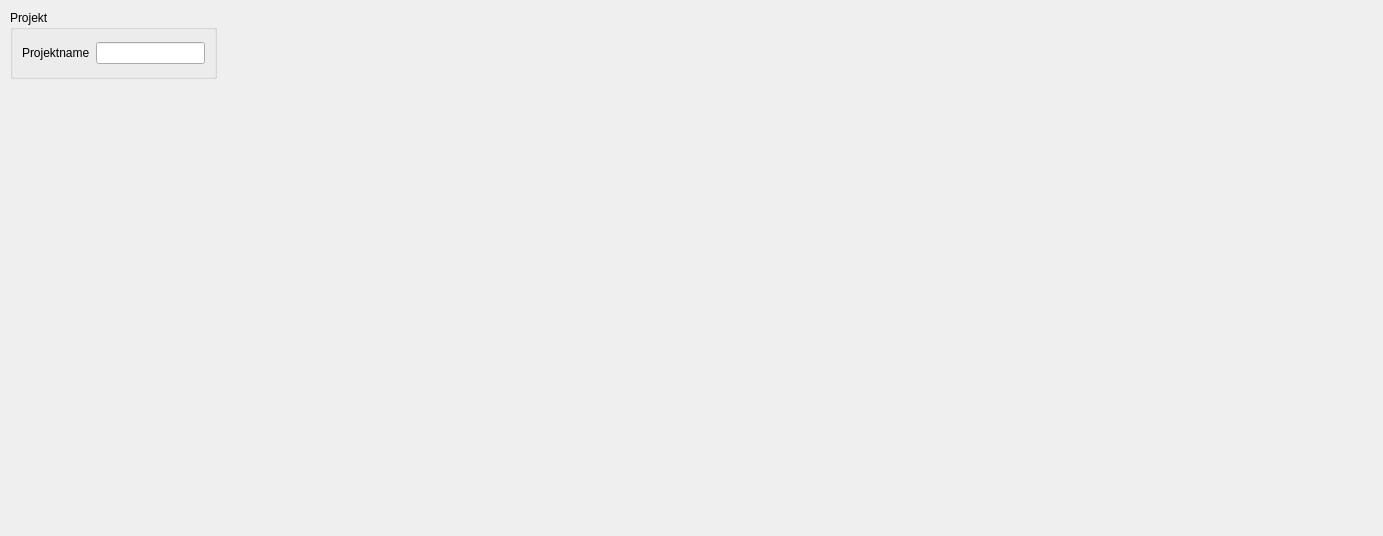
Old version of the form app/res/GUI/NewFileDialog.ui in the repository NikFri94/observation_guid_generataor.
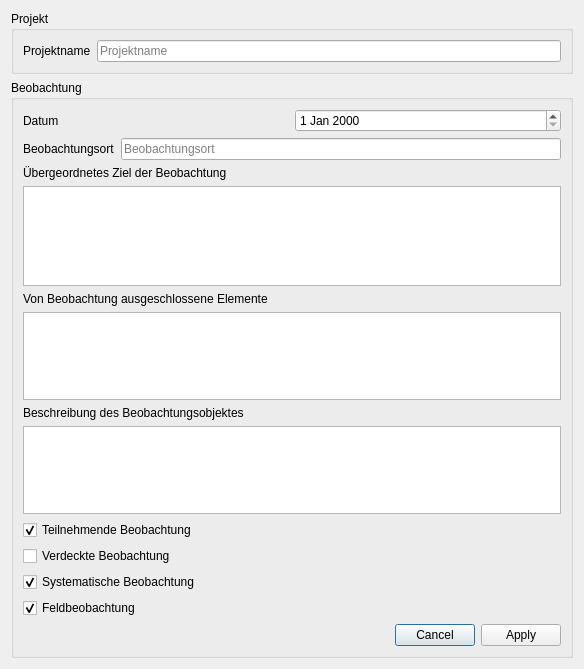
New version of the form.

Commit message: + Added new class for holding observation information ~ Adjusted "New Observation" Dialog

What changed in the file:
```diff
--- a/app/res/GUI/NewFileDialog.ui
+++ b/app/res/GUI/NewFileDialog.ui
@@ -6,8 +6,8 @@
    <rect>
     <x>0</x>
     <y>0</y>
-    <width>1383</width>
-    <height>536</height>
+    <width>584</width>
+    <height>669</height>
    </rect>
   </property>
   <property name="cursor">
@@ -16,15 +16,8 @@
   <property name="windowTitle">
    <string>Neue Beobachtung</string>
   </property>
-  <widget class="QWidget" name="verticalLayoutWidget">
-   <property name="geometry">
-    <rect>
-     <x>10</x>
-     <y>10</y>
-     <width>207</width>
-     <height>69</height>
-    </rect>
-   </property>
+  <layout class="QHBoxLayout" name="horizontalLayout_4">
+   <item>
    <layout class="QVBoxLayout">
     <item>
      <widget class="QGroupBox" name="groupBox">
@@ -47,13 +40,189 @@
          <property name="text">
           <string/>
          </property>
+          <property name="placeholderText">
+           <string>Projektname</string>
+          </property>
         </widget>
        </item>
       </layout>
      </widget>
     </item>
-   </layout>
-  </widget>
+     <item>
+      <widget class="QGroupBox" name="groupBox_2">
+       <property name="title">
+        <string>Beobachtung</string>
+       </property>
+       <layout class="QVBoxLayout" name="verticalLayout">
+        <item>
+         <layout class="QHBoxLayout" name="horizontalLayout_2">
+          <item>
+           <widget class="QLabel" name="label_2">
+            <property name="text">
+             <string>Datum</string>
+            </property>
+           </widget>
+          </item>
+          <item>
+           <widget class="QDateEdit" name="deDate">
+            <property name="toolTip">
+             <string>&lt;html&gt;&lt;head/&gt;&lt;body&gt;&lt;p&gt;Datum, an dem die Beobachtung stattfinden soll.&lt;/p&gt;&lt;/body&gt;&lt;/html&gt;</string>
+            </property>
+            <property name="statusTip">
+             <string>Datum, an dem die Beobachtung stattfinden soll.</string>
+            </property>
+           </widget>
+          </item>
+         </layout>
+        </item>
+        <item>
+         <layout class="QHBoxLayout" name="horizontalLayout_3">
+          <item>
+           <widget class="QLabel" name="label_3">
+            <property name="text">
+             <string>Beobachtungsort</string>
+            </property>
+           </widget>
+          </item>
+          <item>
+           <widget class="QLineEdit" name="edLocation">
+            <property name="text">
+             <string/>
+            </property>
+            <property name="placeholderText">
+             <string>Beobachtungsort</string>
+            </property>
+           </widget>
+          </item>
+         </layout>
+        </item>
+        <item>
+         <layout class="QVBoxLayout" name="verticalLayout_2">
+          <property name="sizeConstraint">
+           <enum>QLayout::SetDefaultConstraint</enum>
+          </property>
+          <item>
+           <widget class="QLabel" name="label_4">
+            <property name="text">
+             <string>Übergeordnetes Ziel der Beobachtung</string>
+            </property>
+           </widget>
+          </item>
+          <item>
+           <widget class="QTextEdit" name="edMainObjective">
+            <property name="sizePolicy">
+             <sizepolicy hsizetype="MinimumExpanding" vsizetype="MinimumExpanding">
+              <horstretch>0</horstretch>
+              <verstretch>0</verstretch>
+             </sizepolicy>
+            </property>
+            <property name="maximumSize">
+             <size>
+              <width>16777215</width>
+              <height>100</height>
+             </size>
+            </property>
+           </widget>
+          </item>
+         </layout>
+        </item>
+        <item>
+         <layout class="QVBoxLayout" name="verticalLayout_4">
+          <item>
+           <widget class="QLabel" name="label_5">
+            <property name="text">
+             <string>Von Beobachtung ausgeschlossene Elemente</string>
+            </property>
+           </widget>
+          </item>
+          <item>
+           <widget class="QTextEdit" name="edExcluded"/>
+          </item>
+         </layout>
+        </item>
+        <item>
+         <layout class="QVBoxLayout" name="verticalLayout_5">
+          <item>
+           <widget class="QLabel" name="label_6">
+            <property name="text">
+             <string>Beschreibung des Beobachtungsobjektes</string>
+            </property>
+           </widget>
+          </item>
+          <item>
+           <widget class="QTextEdit" name="edObservationObjectDescription"/>
+          </item>
+         </layout>
+        </item>
+        <item>
+         <layout class="QGridLayout" name="gridLayout">
+          <item row="0" column="0">
+           <widget class="QCheckBox" name="cbParticipational">
+            <property name="statusTip">
+             <string>Handelt es sich um eine teilnehmende Beobachtung?</string>
+            </property>
+            <property name="text">
+             <string>Teilnehmende Beobachtung</string>
+            </property>
+            <property name="checked">
+             <bool>true</bool>
+            </property>
+           </widget>
+          </item>
+          <item row="3" column="0">
+           <widget class="QCheckBox" name="cbSystematic">
+            <property name="statusTip">
+             <string>Handelt es sich um eine systematische Beobachtung?</string>
+            </property>
+            <property name="text">
+             <string>Systematische Beobachtung</string>
+            </property>
+            <property name="checked">
+             <bool>true</bool>
+            </property>
+           </widget>
+          </item>
+          <item row="2" column="0">
+           <widget class="QCheckBox" name="cbUndercover">
+            <property name="toolTip">
+             <string>Handelt es sich um eine verdeckte oder offene Beobachtung?</string>
+            </property>
+            <property name="text">
+             <string>Verdeckte Beobachtung</string>
+            </property>
+           </widget>
+          </item>
+          <item row="4" column="0">
+           <widget class="QCheckBox" name="cbField">
+            <property name="statusTip">
+             <string>Handelt es sich um eine Feld- oder Laborbeobachtung?</string>
+            </property>
+            <property name="text">
+             <string>Feldbeobachtung</string>
+            </property>
+            <property name="checked">
+             <bool>true</bool>
+            </property>
+           </widget>
+          </item>
+         </layout>
+        </item>
+        <item>
+         <widget class="QDialogButtonBox" name="btBox">
+          <property name="standardButtons">
+           <set>QDialogButtonBox::Apply|QDialogButtonBox::Cancel</set>
+          </property>
+          <property name="centerButtons">
+           <bool>false</bool>
+          </property>
+         </widget>
+        </item>
+       </layout>
+      </widget>
+     </item>
+    </layout>
+   </item>
+  </layout>
  </widget>
  <resources/>
  <connections/>
```
Left out of the diff: 21 changed lines with no effect on the pictures. Lines whose indentation alone changed are shown as unchanged. The commit also changes 2 other files.
